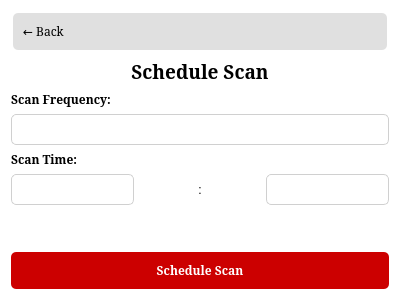
Gianmarcob7/phishnetdemo, file clamav/custom-clam-scanner/ui/schedulescanpage.ui: the form before one commit.
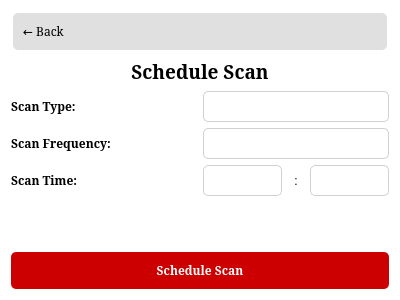
The form after the commit. Icons and pictures are not drawn.

What changed in the file:
```diff
--- a/clamav/custom-clam-scanner/ui/schedulescanpage.ui
+++ b/clamav/custom-clam-scanner/ui/schedulescanpage.ui
@@ -73,7 +73,7 @@
     background-color: #d0d0d0;
 }
 QDialog {
-    background-color: #f0f0f0;
+    background-color: white;
 }</string>
   </property>
   <layout class="QVBoxLayout" name="verticalLayout">
@@ -125,6 +125,37 @@
     </widget>
    </item>
    <item>
+    <layout class="QHBoxLayout" name="horizontalLayout">
+     <item>
+      <widget class="QLabel" name="scanTypeLabel">
+       <property name="font">
+        <font>
+         <family>Serif</family>
+         <bold>true</bold>
+        </font>
+       </property>
+       <property name="text">
+        <string>Scan Type:</string>
+       </property>
+      </widget>
+     </item>
+     <item>
+      <widget class="QComboBox" name="scanTypeComboBox">
+       <property name="font">
+        <font>
+         <family>Serif</family>
+        </font>
+       </property>
+       <property name="minimumWidth">
+        <number>150</number>
+       </property>
+      </widget>
+     </item>
+    </layout>
+   </item>
+   <item>
+    <layout class="QHBoxLayout" name="horizontalLayout_2">
+     <item>
     <widget class="QLabel" name="frequencyLabel">
      <property name="font">
       <font>
@@ -149,6 +180,10 @@
      </property>
     </widget>
    </item>
+    </layout>
+   </item>
+   <item>
+    <layout class="QHBoxLayout" name="horizontalLayout_3">
    <item>
     <widget class="QLabel" name="timeLabel">
      <property name="font">
@@ -164,9 +199,6 @@
    </item>
    <item>
     <layout class="QHBoxLayout" name="timeLayout">
-     <property name="spacing">
-      <number>5</number>
-     </property>
      <item>
       <widget class="QComboBox" name="hourComboBox">
        <property name="font">
@@ -200,9 +232,11 @@
         </font>
        </property>
        <property name="minimumWidth">
-        <number>80</number>
-       </property>
-      </widget>
+          <number>70</number>
+         </property>
+        </widget>
+       </item>
+      </layout>
      </item>
     </layout>
    </item>
```
Left out of the diff: 6 changed lines with no effect on the pictures. Lines whose indentation alone changed are shown as unchanged.
